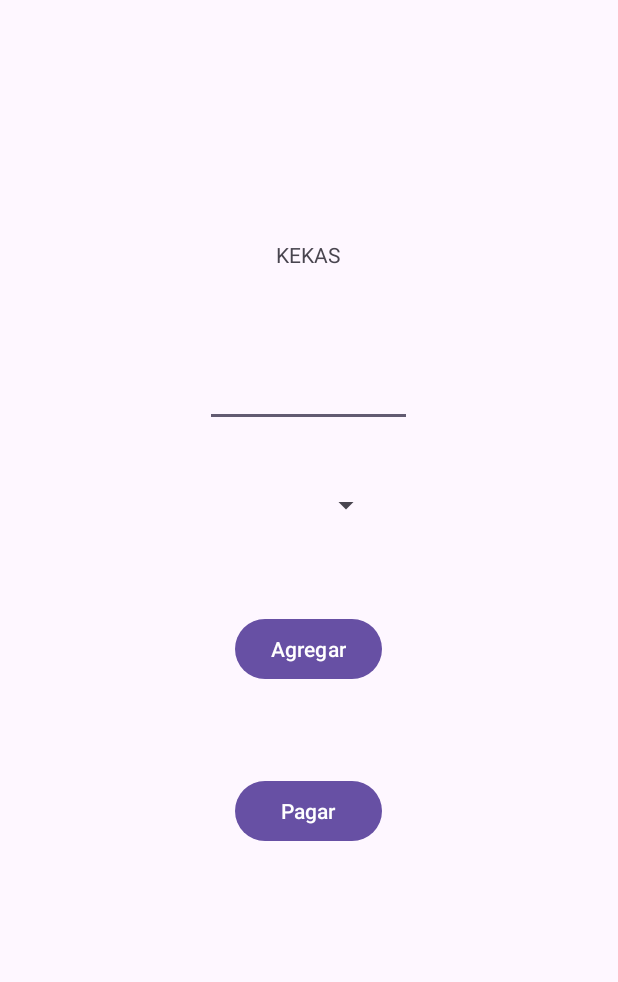
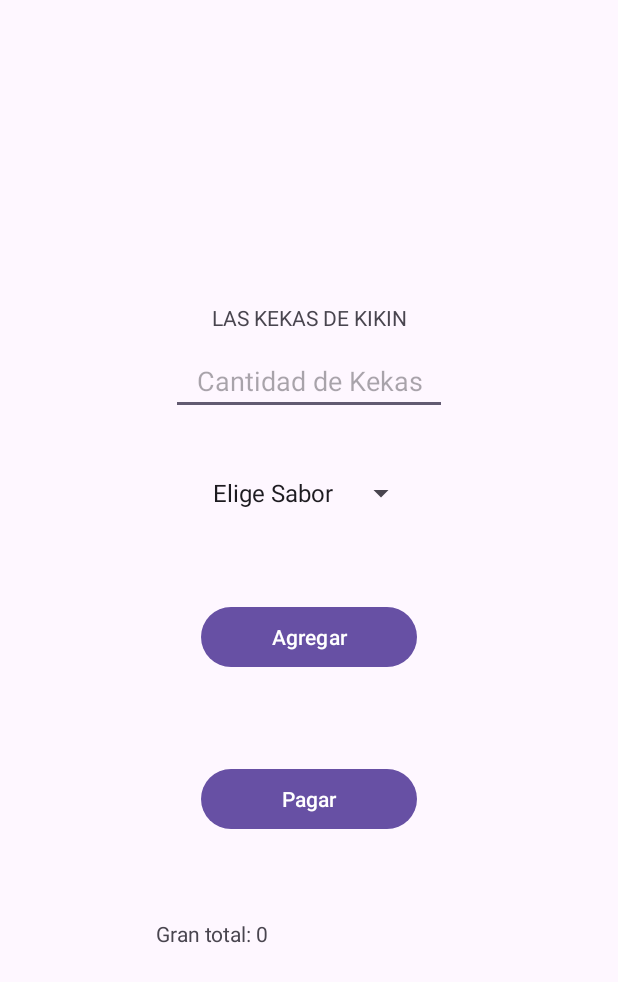
Before and after one commit to elrosell/Kekas_Android, an Android app: the screen it shows after launch (MainActivity), after a tap on "Pagar", on a phone screen of 412 x 824 dp. Shown: the top 982 px of the screen. Run offline under Robolectric (Android 15) with nearby library versions, the phone set to English and light mode, and no system bars.

Commit message:
FinaÃl Version of Kekas de Kikin

```diff
--- a/app/build.gradle.kts
+++ b/app/build.gradle.kts
@@ -4,7 +4,7 @@ plugins {
 
 android {
     namespace = "com.example.kekas_android"
-    compileSdk = 35
+    compileSdk = 36
 
     defaultConfig {
         applicationId = "com.example.kekas_android"
--- /dev/null
+++ b/app/src/main/java/com/example/kekas_android/Arreglito.java
@@ -0,0 +1,15 @@
+package com.example.kekas_android;
+
+import java.util.ArrayList;
+
+public class Arreglito {
+    ArrayList<Clasesita> akekas = new ArrayList<>();
+
+    public void agregar(Clasesita objetito){
+        akekas.add(objetito);
+    }
+
+    public ArrayList<Clasesita> regresar(){
+        return akekas;
+    }
+}
--- a/app/src/main/java/com/example/kekas_android/MainActivity.java
+++ b/app/src/main/java/com/example/kekas_android/MainActivity.java
@@ -2,22 +2,30 @@ package com.example.kekas_android;
 
 import android.os.Bundle;
 import android.view.View;
+import android.widget.AdapterView;
 import android.widget.ArrayAdapter;
 import android.widget.Button;
 import android.widget.EditText;
 import android.widget.Spinner;
+import android.widget.TextView;
+import android.widget.Toast;
 
 import androidx.activity.EdgeToEdge;
 import androidx.appcompat.app.AppCompatActivity;
-import androidx.core.graphics.Insets;
-import androidx.core.view.ViewCompat;
-import androidx.core.view.WindowInsetsCompat;
 
-public class MainActivity extends AppCompatActivity implements View.OnClickListener {
+import java.util.ArrayList;
+
+public class MainActivity extends AppCompatActivity
+        implements View.OnClickListener, AdapterView.OnItemSelectedListener {
 
     EditText edit1;
     Spinner combito;
     Button botoncito1, botoncito2;
+    TextView textitoview;
+    Arreglito aobjetito = new Arreglito();
+    ArrayList<Clasesita> aRegreso = new ArrayList<>();
+
+    String saborSeleccionado = null;
 
     @Override
     protected void onCreate(Bundle savedInstanceState) {
@@ -25,26 +33,106 @@ public class MainActivity extends AppCompatActivity implements View.OnClickListe
         EdgeToEdge.enable(this);
         setContentView(R.layout.activity_main);
 
-        String cadenitas[] = {"Elige", "Pollo", "Picadillo", "Papa"};
+        edit1 = findViewById(R.id.edit1);
+        combito = findViewById(R.id.combito);
+        botoncito1 = findViewById(R.id.Agregar);
+        botoncito2 = findViewById(R.id.Pagar);
+        textitoview = findViewById(R.id.resultado);
 
-        ArrayAdapter adaptadito;
-        adaptadito = new ArrayAdapter(this,
+
+        String[] cadenitas = {"Elige Sabor", "Pollo", "Picadillo", "Papa"};
+        ArrayAdapter<String> adaptadito = new ArrayAdapter<>(
+                this,
                 android.R.layout.simple_spinner_item,
-                cadenitas);
+                cadenitas
+        );
+        adaptadito.setDropDownViewResource(android.R.layout.simple_spinner_dropdown_item);
         combito.setAdapter(adaptadito);
+        combito.setOnItemSelectedListener(this);
 
-        edit1 = findViewById(R.id.edit1);
-
-        botoncito1 = findViewById(R.id.Agregar);
         botoncito1.setOnClickListener(this);
-        botoncito2 = findViewById(R.id.Pagar);
         botoncito2.setOnClickListener(this);
-
     }
 
 
     @Override
-    public void onClick(View view) {
+    public void onItemSelected(AdapterView<?> parent, View view, int position, long id) {
+        String cadenita = parent.getItemAtPosition(position).toString();
+        if ("Pollo".equals(cadenita) || "Picadillo".equals(cadenita) || "Papa".equals(cadenita)) {
+            saborSeleccionado = cadenita;
+        } else {
+            saborSeleccionado = null;
+        }
+    }
 
+    @Override
+    public void onNothingSelected(AdapterView<?> parent) {
+        saborSeleccionado = null;
+    }
+
+    @Override
+    public void onClick(View v) {
+        int viewId = v.getId();
+
+        if (viewId == R.id.Agregar) {
+            agregarOrden();
+        } else if (viewId == R.id.Pagar) {
+            mostrarCuenta();
+        }
+    }
+
+    private void agregarOrden() {
+        if (saborSeleccionado == null) {
+            Toast.makeText(this, "Selecciona un sabor válido", Toast.LENGTH_SHORT).show();
+            return;
+        }
+        String textito = edit1.getText().toString().trim();
+        if (textito.isEmpty()) {
+            Toast.makeText(this, "Ingresa una cantidad", Toast.LENGTH_SHORT).show();
+            return;
+        }
+        int cantidad = Integer.parseInt(textito);
+        int precio = precioPorSabor(saborSeleccionado);
+        int costo = precio * cantidad;
+
+        Clasesita objetito = new Clasesita();
+        objetito.setSabor(saborSeleccionado);
+        objetito.setCantidad(cantidad);
+        objetito.setCosto(costo);
+
+        aobjetito.agregar(objetito);
+        Toast.makeText(this, "Orden guardada", Toast.LENGTH_SHORT).show();
+    }
+
+    private void mostrarCuenta() {
+        aRegreso = aobjetito.regresar();
+        if (aRegreso == null) {
+            aRegreso = new ArrayList<>();
+        }
+        int apagar = 0;
+        String cadenititita = "";
+        Toast.makeText(this, "Tiene: " + aRegreso.size() + " Ordenes ", Toast.LENGTH_SHORT).show();
+        for (int i = 0; i < aRegreso.size(); i++) {
+            Clasesita objetito = aRegreso.get(i);
+            cadenititita = cadenititita
+                    + "Sabor: " + objetito.getSabor() + "  "
+                    + "Cantidad: " + objetito.getCantidad() + "  "
+                    + "Costo Total: " + objetito.getCosto() + "\n";
+
+            apagar = apagar + objetito.getCosto();
+        }
+        cadenititita = cadenititita + "\nGran total: " + apagar;
+        textitoview.setText(cadenititita);
+    }
+
+    private int precioPorSabor(String sabor) {
+        if ("Pollo".equals(sabor)) {
+            return 20;
+        } else if ("Picadillo".equals(sabor)) {
+            return 25;
+        } else if ("Papa".equals(sabor)) {
+            return 18;
+        }
+        return 0;
     }
 }
--- a/app/src/main/res/layout/activity_main.xml
+++ b/app/src/main/res/layout/activity_main.xml
@@ -6,20 +6,21 @@
     android:layout_width="wrap_content"
     android:layout_height="wrap_content"
     android:orientation="vertical"
-    android:layout_margin="80dp"
+    android:layout_margin="10dp"
     android:layout_gravity="center"
     tools:context=".MainActivity">
 
     <TextView
         android:layout_width="match_parent"
         android:layout_height="wrap_content"
-        android:text="KEKAS"
-        android:layout_margin="50dp"
+        android:layout_marginTop="10dp"
+        android:text="LAS KEKAS DE KIKIN"
         android:gravity="center"/>
 
     <EditText
         android:layout_width="match_parent"
         android:layout_height="wrap_content"
+        android:hint="Cantidad de Kekas"
         android:gravity="center"
         android:layout_margin="10dp"
         android:id="@+id/edit1"/>
@@ -46,8 +47,8 @@
 
     <TextView
         android:layout_width="match_parent"
-        android:layout_height="wrap_content"
+        android:layout_height="match_parent"
         android:id="@+id/resultado"
-        android:layout_marginTop="100dp"/>
+        android:layout_marginTop="10dp"/>
 
 </LinearLayout>
```
Also changed, not shown: app/src/main/java/com/example/kekas_android/Clasesita.java (added, +31 -0 lines).
